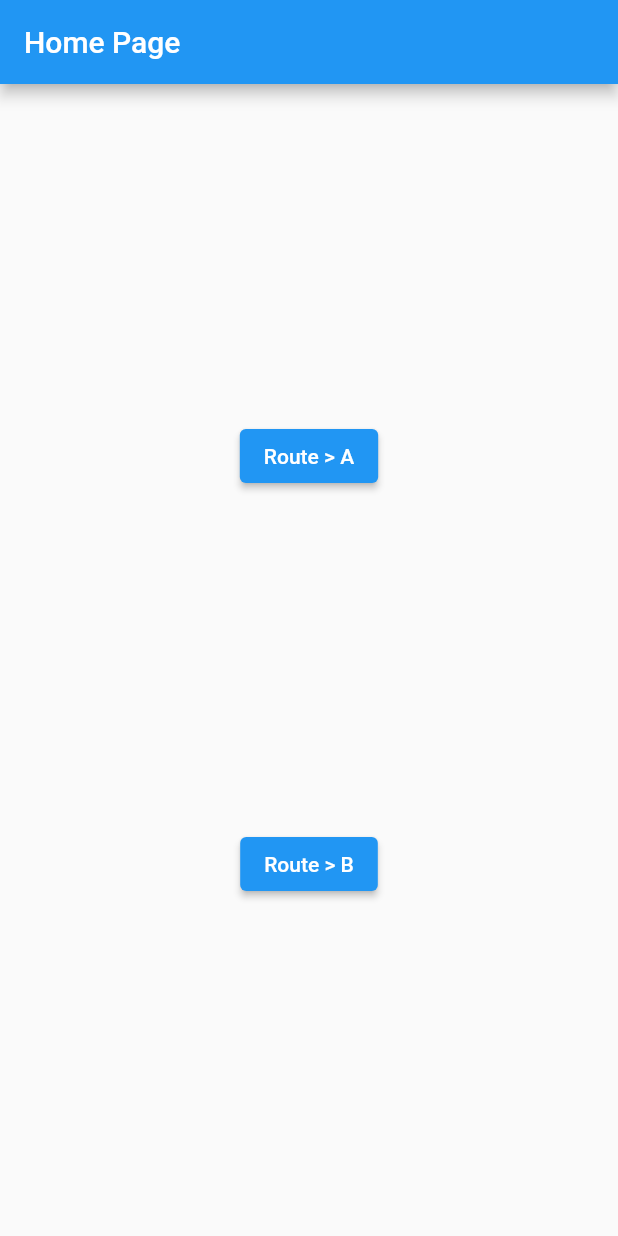
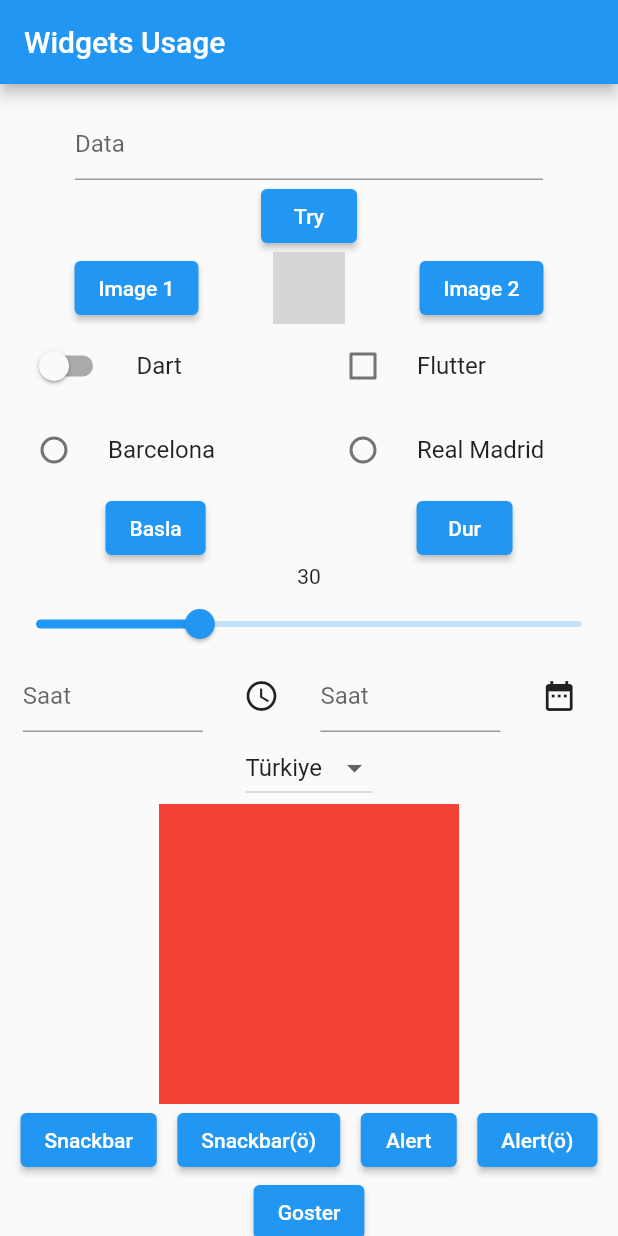
Before and after one commit to alperenderici/Tech_Career_Flutter_BootCamp, a Flutter app: the screen it shows after launch, on a phone screen of 412 x 824 dp. Run offline on Flutter 3.47's test engine with Material 2 defaults, Android fonts, the phone set to English and light mode, and no system bars; network calls fail; grey boxes are pictures that could not be loaded.

Commit message:
Session 8

```diff
--- a/flutter_bootcamp/lib/main.dart
+++ b/flutter_bootcamp/lib/main.dart
@@ -1,7 +1,5 @@
 import 'package:flutter/material.dart';
-import 'package:flutter_bootcamp/homeworks/hw4/homepage.dart';
-
-// import 'package:flutter_bootcamp/homeworks/hw3/theme.dart';
+import 'package:flutter_bootcamp/sessions/s8/homepage.dart';
 
 void main() => runApp(const MyApp());
 
--- a/flutter_bootcamp/lib/sessions/s7/s7.2/homepage.dart
+++ b/flutter_bootcamp/lib/sessions/s7/s7.2/homepage.dart
@@ -51,7 +51,6 @@ class _HomePageState extends State<HomePage> {
                   },
                   child: const Text("Image 1"),
                 ),
-                // Image.asset("assets/images/$imageName"),
                 SizedBox(
                   width: 48,
                   height: 48,
--- /dev/null
+++ b/flutter_bootcamp/lib/sessions/s8/homepage.dart
@@ -0,0 +1,394 @@
+import 'package:flutter/material.dart';
+
+class HomePage extends StatefulWidget {
+  const HomePage({super.key});
+
+  @override
+  State<HomePage> createState() => _HomePageState();
+}
+
+class _HomePageState extends State<HomePage> {
+  String receivedData = "";
+  var tfController = TextEditingController();
+  String imageName = "baklava.png";
+  bool switchControll = false;
+  bool checkboxControll = false;
+  int radioValue = 0;
+  bool progressControll = false;
+  double progress = 30.0;
+  var tfHour = TextEditingController();
+  var tfTime = TextEditingController();
+  var countryList = <String>[];
+  String selectedCountry = "Türkiye";
+  var tfAlert = TextEditingController();
+
+  @override
+  void initState() {
+    super.initState();
+    countryList.add("Türkiye");
+    countryList.add("Italya");
+    countryList.add("Japonya");
+  }
+
+  @override
+  Widget build(BuildContext context) {
+    return Scaffold(
+      appBar: AppBar(
+        title: const Text("Widgets Usage"),
+      ),
+      body: SingleChildScrollView(
+        child: Center(
+          child: Column(
+            children: [
+              Text(receivedData),
+              Padding(
+                padding: const EdgeInsets.only(left: 50, right: 50),
+                child: TextField(
+                  controller: tfController,
+                  decoration: const InputDecoration(hintText: "Data"),
+                  keyboardType: TextInputType.number,
+                  obscureText: true,
+                ),
+              ),
+              ElevatedButton(
+                onPressed: () {
+                  setState(() {
+                    receivedData = tfController.text;
+                  });
+                },
+                child: const Text("Try"),
+              ),
+              Row(
+                mainAxisAlignment: MainAxisAlignment.spaceEvenly,
+                children: [
+                  ElevatedButton(
+                    onPressed: () {
+                      setState(() {
+                        imageName = "kofte.png";
+                      });
+                    },
+                    child: const Text("Image 1"),
+                  ),
+                  // Image.asset("assets/images/$imageName"),
+                  SizedBox(
+                    width: 48,
+                    height: 48,
+                    child: Image.network(
+                      "http://kasimadalan.pe.hu/yemekler/resimler/$imageName",
+                    ),
+                  ),
+                  ElevatedButton(
+                    onPressed: () {
+                      setState(() {
+                        imageName = "ayran.png";
+                      });
+                    },
+                    child: const Text("Image 2"),
+                  ),
+                ],
+              ),
+              Row(
+                mainAxisAlignment: MainAxisAlignment.spaceEvenly,
+                children: [
+                  SizedBox(
+                    width: MediaQuery.of(context).size.width / 2,
+                    child: SwitchListTile(
+                        title: const Text("Dart"),
+                        controlAffinity: ListTileControlAffinity.leading,
+                        value: switchControll,
+                        onChanged: (receivedData) {
+                          setState(() {
+                            switchControll = receivedData;
+                          });
+                        }),
+                  ),
+                  SizedBox(
+                    width: MediaQuery.of(context).size.width / 2,
+                    child: CheckboxListTile(
+                        title: const Text("Flutter"),
+                        controlAffinity: ListTileControlAffinity.leading,
+                        value: checkboxControll,
+                        onChanged: (receivedData) {
+                          setState(() {
+                            checkboxControll = receivedData!;
+                          });
+                        }),
+                  ),
+                ],
+              ),
+              Row(
+                mainAxisAlignment: MainAxisAlignment.spaceEvenly,
+                children: [
+                  SizedBox(
+                    width: MediaQuery.of(context).size.width / 2,
+                    child: RadioListTile(
+                      title: const Text("Barcelona"),
+                      value: 1,
+                      groupValue: radioValue,
+                      onChanged: (receivedData) {
+                        setState(() {
+                          radioValue = receivedData!;
+                        });
+                      },
+                    ),
+                  ),
+                  SizedBox(
+                    width: MediaQuery.of(context).size.width / 2,
+                    child: RadioListTile(
+                      title: const Text("Real Madrid"),
+                      value: 2,
+                      groupValue: radioValue,
+                      onChanged: (receivedData) {
+                        setState(() {
+                          radioValue = receivedData!;
+                        });
+                      },
+                    ),
+                  ),
+                ],
+              ),
+              Row(
+                mainAxisAlignment: MainAxisAlignment.spaceEvenly,
+                children: [
+                  ElevatedButton(
+                    onPressed: () {
+                      setState(() {
+                        progressControll = true;
+                      });
+                    },
+                    child: const Text("Basla"),
+                  ),
+                  Visibility(
+                    visible: progressControll,
+                    child: const CircularProgressIndicator(),
+                  ),
+                  ElevatedButton(
+                    onPressed: () {
+                      setState(() {
+                        progressControll = false;
+                      });
+                    },
+                    child: const Text("Dur"),
+                  ),
+                ],
+              ),
+              // Text(progress.toString()),
+              Text(progress.toInt().toString()),
+              Slider(
+                  min: 0.0,
+                  max: 100.0,
+                  value: progress,
+                  onChanged: (receivedData) {
+                    setState(() {
+                      progress = receivedData;
+                    });
+                  }),
+              Row(
+                mainAxisAlignment: MainAxisAlignment.spaceEvenly,
+                children: [
+                  SizedBox(
+                    width: 120,
+                    child: TextField(
+                      controller: tfController,
+                      decoration: const InputDecoration(hintText: "Saat"),
+                    ),
+                  ),
+                  IconButton(
+                    onPressed: () {
+                      showTimePicker(
+                              context: context,
+                              initialTime:
+                                  TimeOfDay.fromDateTime(DateTime.now()))
+                          .then((value) {
+                        tfHour.text = "${value!.hour}:${value.minute}";
+                      });
+                    },
+                    icon: const Icon(Icons.access_time),
+                  ),
+                  SizedBox(
+                    width: 120,
+                    child: TextField(
+                      controller: tfController,
+                      decoration: const InputDecoration(hintText: "Saat"),
+                    ),
+                  ),
+                  IconButton(
+                    onPressed: () {
+                      showDatePicker(
+                        context: context,
+                        initialDate: DateTime.now(),
+                        firstDate: DateTime(2010),
+                        lastDate: DateTime(2030),
+                      ).then((value) {
+                        tfTime.text =
+                            "${value!.day}/${value.month}/${value.year}";
+                      });
+                    },
+                    icon: const Icon(Icons.date_range),
+                  ),
+                ],
+              ),
+              DropdownButton(
+                  value: selectedCountry,
+                  icon: const Icon(Icons.arrow_drop_down),
+                  items: countryList.map((e) {
+                    return DropdownMenuItem(
+                      value: e,
+                      child: Text(e),
+                    );
+                  }).toList(),
+                  onChanged: (receivedData) {
+                    setState(() {
+                      selectedCountry = receivedData!;
+                    });
+                  }),
+              GestureDetector(
+                onTap: (() {
+                  print("Tek tik");
+                }),
+                onDoubleTap: () {
+                  print("Cift tik");
+                },
+                onLongPress: () {
+                  print("Uzun basildi");
+                },
+                child: Container(
+                  width: 200,
+                  height: 200,
+                  color: Colors.red,
+                ),
+              ),
+              Row(
+                mainAxisAlignment: MainAxisAlignment.spaceEvenly,
+                children: [
+                  ElevatedButton(
+                    onPressed: () {
+                      ScaffoldMessenger.of(context).showSnackBar(
+                        SnackBar(
+                          content: const Text("Silmek istiyor musunuz?"),
+                          action: SnackBarAction(
+                              label: "Evet",
+                              onPressed: () {
+                                ScaffoldMessenger.of(context).showSnackBar(
+                                    const SnackBar(content: Text("Silindi!")));
+                              }),
+                        ),
+                      );
+                    },
+                    child: const Text("Snackbar"),
+                  ),
+                  ElevatedButton(
+                    onPressed: () {
+                      ScaffoldMessenger.of(context).showSnackBar(
+                        SnackBar(
+                          backgroundColor: Colors.white,
+                          content: const Text(
+                            "İnternet bağlantısı yok",
+                            style: TextStyle(color: Colors.indigoAccent),
+                          ),
+                          action: SnackBarAction(
+                              label: "Tekrar dene",
+                              textColor: Colors.red,
+                              onPressed: () {}),
+                        ),
+                      );
+                    },
+                    child: const Text("Snackbar(ö)"),
+                  ),
+                  ElevatedButton(
+                    onPressed: () {
+                      showDialog(
+                          context: context,
+                          builder: (BuildContext context) {
+                            return AlertDialog(
+                              title: const Text("Baslik"),
+                              content: const Text("data"),
+                              actions: [
+                                TextButton(
+                                  onPressed: () {
+                                    Navigator.pop(context);
+                                    ScaffoldMessenger.of(context).showSnackBar(
+                                        const SnackBar(
+                                            content: Text("Tamam secildi!")));
+                                  },
+                                  child: const Text("Tamam"),
+                                ),
+                                TextButton(
+                                  onPressed: () {
+                                    Navigator.pop(context);
+                                    ScaffoldMessenger.of(context).showSnackBar(
+                                        const SnackBar(
+                                            content: Text("Iptal secildi!")));
+                                  },
+                                  child: const Text("Iptal"),
+                                ),
+                              ],
+                            );
+                          });
+                    },
+                    child: const Text("Alert"),
+                  ),
+                  ElevatedButton(
+                    onPressed: () {
+                      showDialog(
+                          context: context,
+                          builder: (BuildContext context) {
+                            return AlertDialog(
+                              backgroundColor: Colors.grey,
+                              title: const Text("Kayit Islemi"),
+                              content: TextField(
+                                controller: tfAlert,
+                                decoration:
+                                    const InputDecoration(hintText: "Veri"),
+                              ),
+                              actions: [
+                                TextButton(
+                                  onPressed: () {
+                                    Navigator.pop(context);
+                                    ScaffoldMessenger.of(context).showSnackBar(
+                                        SnackBar(
+                                            content: Text(
+                                                "Alinan veri : ${tfAlert.text}")));
+                                  },
+                                  child: const Text(
+                                    "Kaydet",
+                                    style: TextStyle(color: Colors.black),
+                                  ),
+                                ),
+                                TextButton(
+                                  onPressed: () {
+                                    Navigator.pop(context);
+                                    ScaffoldMessenger.of(context).showSnackBar(
+                                        const SnackBar(
+                                            content: Text("Iptal secildi!")));
+                                  },
+                                  child: const Text(
+                                    "Iptal",
+                                    style: TextStyle(color: Colors.black),
+                                  ),
+                                ),
+                              ],
+                            );
+                          });
+                    },
+                    child: const Text("Alert(ö)"),
+                  ),
+                ],
+              ),
+              ElevatedButton(
+                onPressed: () {
+                  print("Switch durum: $switchControll");
+                  print("Checkbox durum: $checkboxControll");
+                  print("RadioButton durum: $radioValue");
+                  print("Slider durum: $progress");
+                  print("Secilen ulke: $selectedCountry");
+                },
+                child: const Text("Goster"),
+              ),
+            ],
+          ),
+        ),
+      ),
+    );
+  }
+}
```
